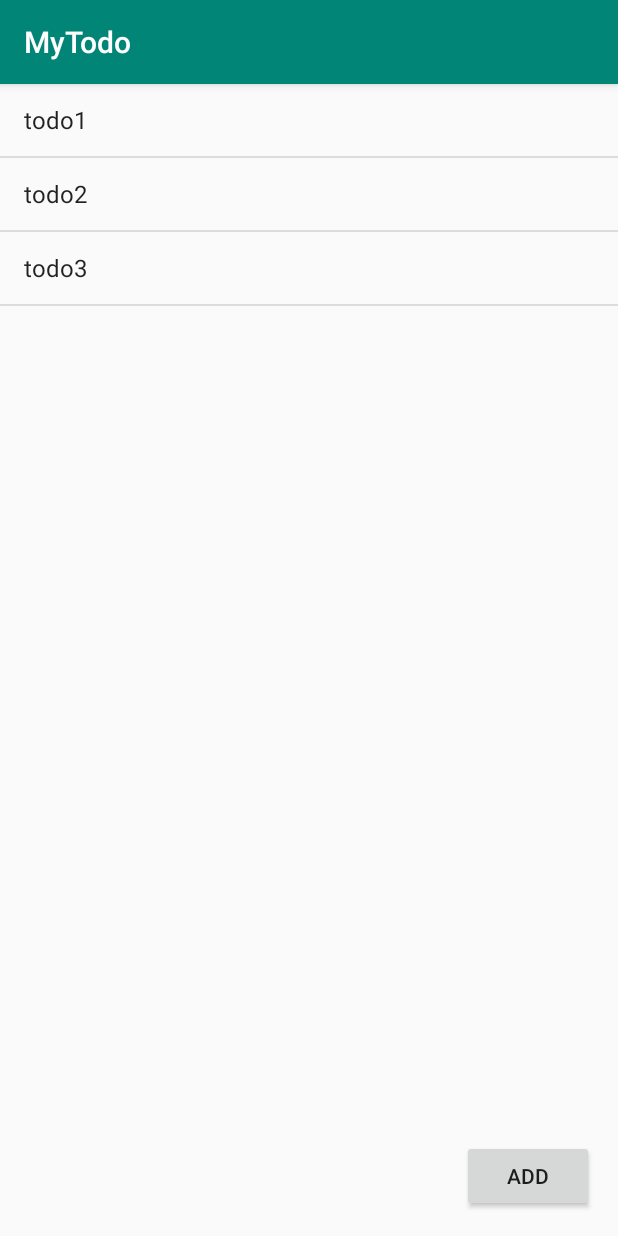
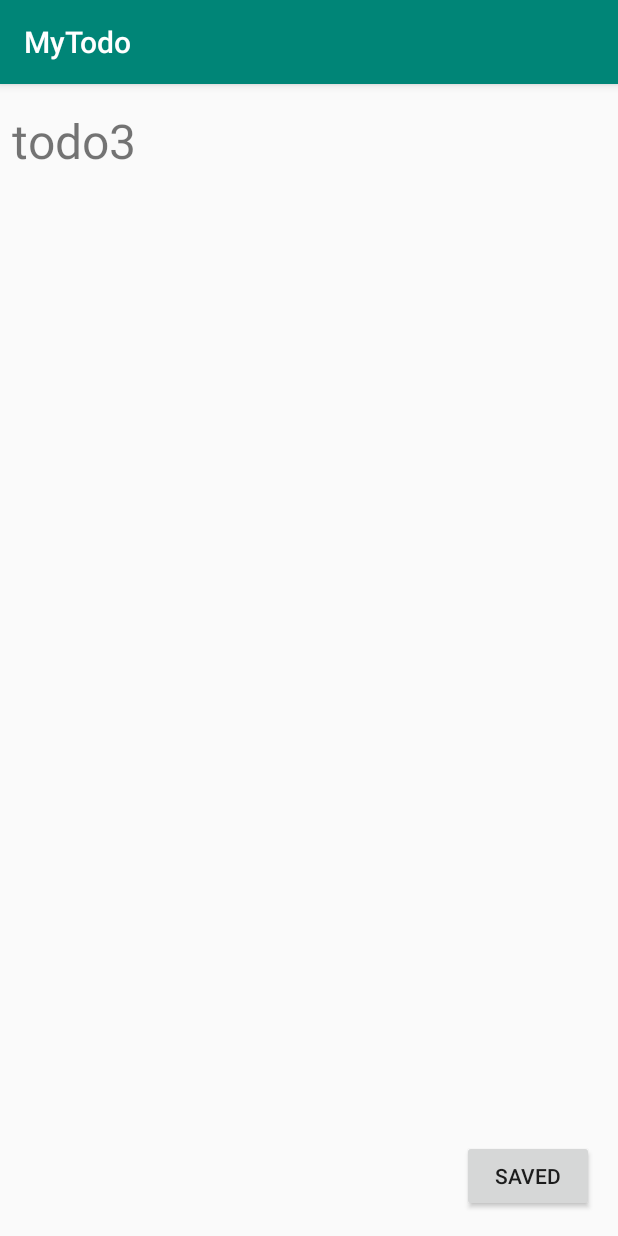
Before and after one commit to pickles-ochazuke/my-todo, an Android app: the screen it shows after launch (MainActivity before the commit, EditItemActivity after it), after a tap on an icon or button, on a phone screen of 412 x 824 dp. Run offline under Robolectric (Android 15) with nearby library versions, the phone set to English and light mode, and no system bars; 3 other taps on this screen came first.

Commit message:
編集画面を表示する処理を追加
- 編集画面のレイアウトを変更
- todo_list_item.xlm は不要な xml なので削除

```diff
--- a/app/src/main/java/com/example/ochadukebiyori/mytodo/EditItemActivity.kt
+++ b/app/src/main/java/com/example/ochadukebiyori/mytodo/EditItemActivity.kt
@@ -2,11 +2,18 @@ package com.example.ochadukebiyori.mytodo
 
 import androidx.appcompat.app.AppCompatActivity
 import android.os.Bundle
+import android.widget.TextView
 
 class EditItemActivity : AppCompatActivity() {
 
     override fun onCreate(savedInstanceState: Bundle?) {
         super.onCreate(savedInstanceState)
         setContentView(R.layout.activity_edit_item)
+
+        val title = intent.getStringExtra("title") ?: ""
+
+        val titleText = findViewById<TextView>(R.id.itemTitleText)
+        titleText.text = title
+
     }
 }
--- a/app/src/main/java/com/example/ochadukebiyori/mytodo/MainActivity.kt
+++ b/app/src/main/java/com/example/ochadukebiyori/mytodo/MainActivity.kt
@@ -1,9 +1,9 @@
 package com.example.ochadukebiyori.mytodo
 
+import android.content.Intent
 import androidx.appcompat.app.AppCompatActivity
 import android.os.Bundle
 import android.widget.*
-import kotlinx.android.synthetic.main.todo_list_item.view.*
 
 class MainActivity : AppCompatActivity() {
 
@@ -21,6 +21,12 @@ class MainActivity : AppCompatActivity() {
         listView.onItemClickListener = AdapterView.OnItemClickListener { parent, view, position, id ->
             // Do something in response to the click
             Toast.makeText(this, "TextView: ${(view as TextView)?.text}, position: $position, id: $id", Toast.LENGTH_SHORT).show()
+
+            // 編集画面を表示する
+            val editIntent = Intent(this, EditItemActivity::class.java).apply {
+                this.putExtra("title", view.text)
+            }
+            startActivity(editIntent)
         }
 
         val addButton = findViewById<Button>(R.id.addButton)
--- a/app/src/main/res/layout/activity_edit_item.xml
+++ b/app/src/main/res/layout/activity_edit_item.xml
@@ -6,4 +6,25 @@
     android:layout_height="match_parent"
     tools:context=".EditItemActivity">
 
+
+    <TextView
+        android:id="@+id/itemTitleText"
+        android:layout_width="132dp"
+        android:layout_height="wrap_content"
+        android:layout_marginStart="8dp"
+        android:layout_marginTop="16dp"
+        android:text="TextView"
+        android:textSize="32sp"
+        app:layout_constraintStart_toStartOf="parent"
+        app:layout_constraintTop_toTopOf="parent" />
+
+    <Button
+        android:id="@+id/saveButton"
+        android:layout_width="wrap_content"
+        android:layout_height="wrap_content"
+        android:layout_marginEnd="16dp"
+        android:layout_marginBottom="16dp"
+        android:text="Saved"
+        app:layout_constraintBottom_toBottomOf="parent"
+        app:layout_constraintEnd_toEndOf="parent" />
 </androidx.constraintlayout.widget.ConstraintLayout>
--- a/app/src/main/res/layout/todo_list_item.xml
+++ /dev/null
@@ -1,8 +0,0 @@
-<?xml version="1.0" encoding="utf-8"?>
-<TextView xmlns:android="http://schemas.android.com/apk/res/android"
-    android:id="@+id/textView"
-    android:layout_width="300dp"
-    android:layout_height="100dp"
-    android:fontFamily="monospace"
-    android:text="TextView"
-    android:textSize="32dp" />
```
